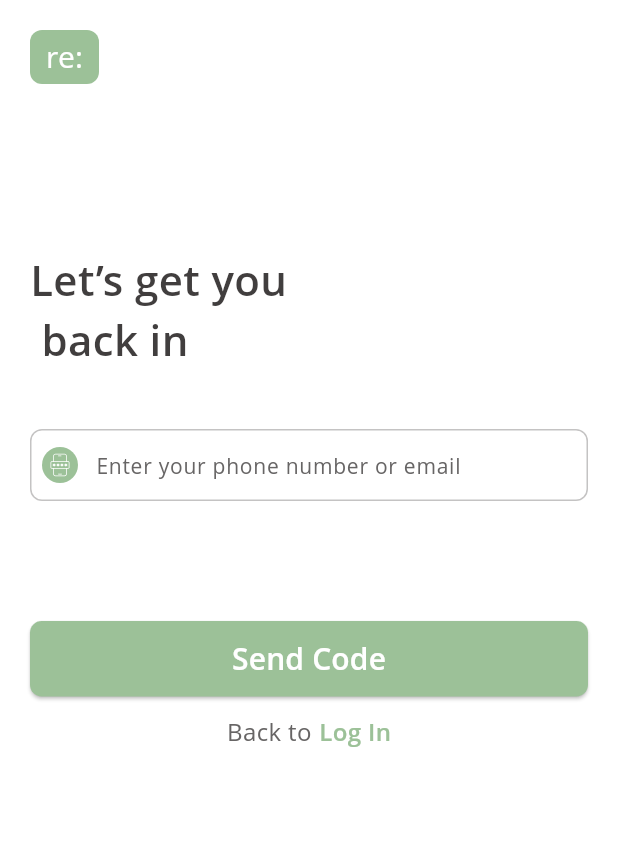
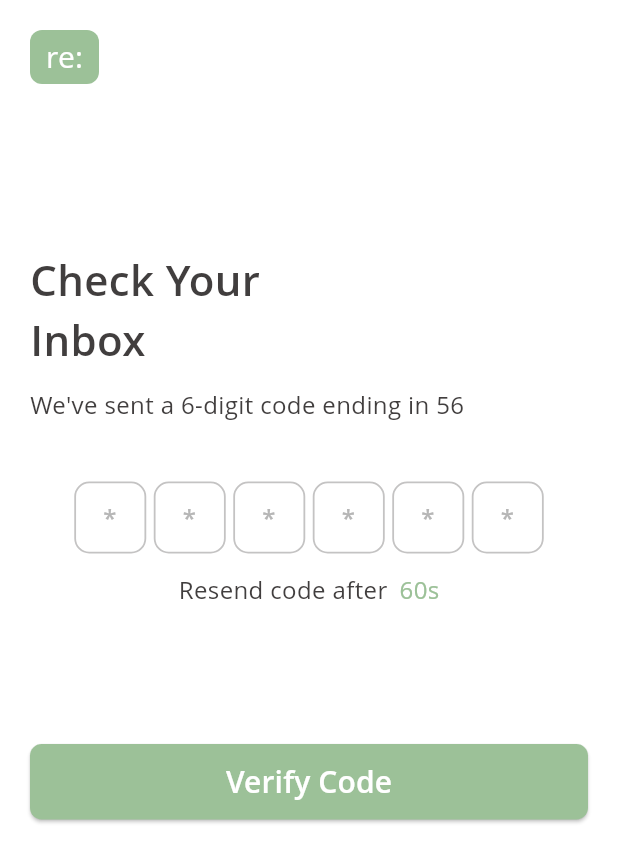
Before and after one commit to MdLimon123/Ree-Socal_Media-App, a Flutter app: the ForgetPassword screen opened directly, after a tap on "Send Code", on a phone screen of 412 x 824 dp. Shown: the top 862 px of the screen. Run offline on Flutter 3.47's test engine with Material 3 defaults, Android fonts, the phone set to English and light mode, and no system bars; our stand-ins replace flutter_screenutil, flutter_spinkit, flutter_svg, get, shared_preferences; accounts and stored records are empty.

Commit message:
complete otp verfy

```diff
--- a/lib/views/screen/Splash/Auth/forget_password.dart
+++ b/lib/views/screen/Splash/Auth/forget_password.dart
@@ -4,6 +4,7 @@ import 'package:get/get.dart';
 import 'package:ree_social_media_app/utils/app_colors.dart';
 import 'package:ree_social_media_app/views/base/custom_button.dart';
 import 'package:ree_social_media_app/views/base/custom_text_field.dart';
+import 'package:ree_social_media_app/views/screen/Splash/Auth/otp_verification_screen.dart';
 
 class ForgetPassword extends StatefulWidget {
 
@@ -71,7 +72,9 @@ class _ForgetPasswordState extends State<ForgetPassword> {
                   )
               ),
               SizedBox(height: 80,),
-              CustomButton(onTap: (){},
+              CustomButton(onTap: (){
+                Get.to(()=> OtpVerificationScreen());
+              },
                   text: "Send Code"),
               SizedBox(height: 12,),
               Row(
@@ -86,7 +89,7 @@ class _ForgetPasswordState extends State<ForgetPassword> {
                   SizedBox(width: 5,),
                   InkWell(
                     onTap: (){
-                      Get.back();''
+                      Get.back();
                     },
                     child: Text("Log In",
                       style: TextStyle(
--- /dev/null
+++ b/lib/views/screen/Splash/Auth/otp_verification_screen.dart
@@ -0,0 +1,162 @@
+import 'package:flutter/material.dart';
+import 'package:flutter/services.dart';
+import 'package:ree_social_media_app/utils/app_colors.dart';
+import 'package:ree_social_media_app/views/base/custom_button.dart';
+
+class OtpVerificationScreen extends StatefulWidget {
+  const OtpVerificationScreen({super.key});
+
+  @override
+  State<OtpVerificationScreen> createState() => _OtpVerificationScreenState();
+}
+
+class _OtpVerificationScreenState extends State<OtpVerificationScreen> {
+
+  final controllers = List.generate(6, (_) => TextEditingController());
+  final nodes = List.generate(6, (_) => FocusNode());
+  @override
+  void dispose() {
+    for (final c in controllers) c.dispose();
+    for (final n in nodes) n.dispose();
+    super.dispose();
+  }
+
+  void _handleChange(int i, String v) {
+    // paste support: if user pastes multiple digits in one field
+    if (v.length > 1) {
+      final chars = v.replaceAll(RegExp(r'\D'), '').split('');
+      for (int j = 0; j < chars.length && i + j < controllers.length; j++) {
+        controllers[i + j].text = chars[j];
+      }
+      final next = (i + chars.length).clamp(0, controllers.length - 1);
+      nodes[next].requestFocus();
+      setState(() {});
+      return;
+    }
+
+    if (v.isNotEmpty && i < 5) {
+      nodes[i + 1].requestFocus();
+    } else if (v.isEmpty && i > 0) {
+      nodes[i - 1].requestFocus();
+    }
+    setState(() {}); // repaint for color change
+  }
+
+  @override
+  Widget build(BuildContext context) {
+    return Scaffold(
+      body: SingleChildScrollView(
+        padding: EdgeInsets.all(20),
+        child: SafeArea(
+          child: Column(
+            mainAxisAlignment: MainAxisAlignment.start,
+            crossAxisAlignment: CrossAxisAlignment.start,
+            children: [
+              Container(
+                height: 36,
+                width: 46,
+                decoration: BoxDecoration(
+                    color: AppColors.primaryColor,
+                    borderRadius: BorderRadius.circular(8)
+                ),
+                child: Center(
+                    child: Text("re:",
+                        style: TextStyle(
+                          color: Colors.white,
+                          fontSize: 20,
+                          fontWeight: FontWeight.w500,
+                        ))
+                ),
+              ),
+              SizedBox(height: 110,),
+              Text("Check Your \nInbox",
+                style: TextStyle(
+                  color: Color(0xFF413E3E),
+                  fontSize: 28,
+                  fontWeight: FontWeight.w600,
+
+                ),),
+              SizedBox(height: 12,),
+              Text("We've sent a 6-digit code ending in 56",
+              style: TextStyle(
+                color: Color(0xFF413E3E),
+                fontSize: 16,
+                fontWeight: FontWeight.w400,
+
+              ),),
+              SizedBox(height: 40,),
+              Row(
+                mainAxisAlignment: MainAxisAlignment.center,
+                children: List.generate(6, (i) => _otpBox(i)),
+              ),
+              SizedBox(height: 12,),
+              Row(
+                mainAxisAlignment: MainAxisAlignment.center,
+                children: [
+                  Text("Resend code after",
+                  style: TextStyle(
+                    color: Color(0xFF413E3E),
+                    fontSize: 16,
+                    fontWeight: FontWeight.w400,
+                  ),),
+                  SizedBox(width: 8,),
+                  Text("60s",
+                  style: TextStyle(
+                    color: AppColors.primaryColor,
+                    fontSize: 16,
+                    fontWeight: FontWeight.w400,
+                  ),)
+                ],
+              ),
+              SizedBox(height: 92,),
+              CustomButton(onTap: (){},
+                  text: "Verify Code")
+
+
+            ],
+          ),
+        ),
+      ),
+    );
+  }
+
+   _otpBox(int i) {
+    final filled = controllers[i].text.isNotEmpty;
+
+    return Container(
+      width: 48,
+      height: 48,
+      margin: EdgeInsets.only(right: i == 5 ? 0 : 5),
+      decoration: BoxDecoration(
+        color: filled ? AppColors.primaryColor : Colors.white,
+        borderRadius: BorderRadius.circular(10),
+        border: Border.all(color: filled ? Colors.transparent : Color(0xFFC4C3C3), width: 1.2),
+        boxShadow: filled
+            ? [BoxShadow(color: AppColors.primaryColor.withValues(alpha: .35), blurRadius: 8, offset: const Offset(0, 2))]
+            : const [],
+      ),
+      alignment: Alignment.center,
+      child: TextField(
+        controller: controllers[i],
+        focusNode: nodes[i],
+        keyboardType: TextInputType.number,
+        textAlign: TextAlign.center,
+        style: TextStyle(
+          fontSize: 16,
+          fontWeight: FontWeight.w600,
+          color: filled ? Colors.white : AppColors.textColor,
+        ),
+        maxLength: 1,
+        inputFormatters: [FilteringTextInputFormatter.digitsOnly],
+        decoration: const InputDecoration(
+          counterText: '',
+          isCollapsed: true,
+          border: InputBorder.none,
+          hintText: '*',
+          hintStyle: TextStyle(fontSize: 16, color: Color(0xFFB6B6B6)),
+        ),
+        onChanged: (v) => _handleChange(i, v),
+      ),
+    );
+  }
+}
```
